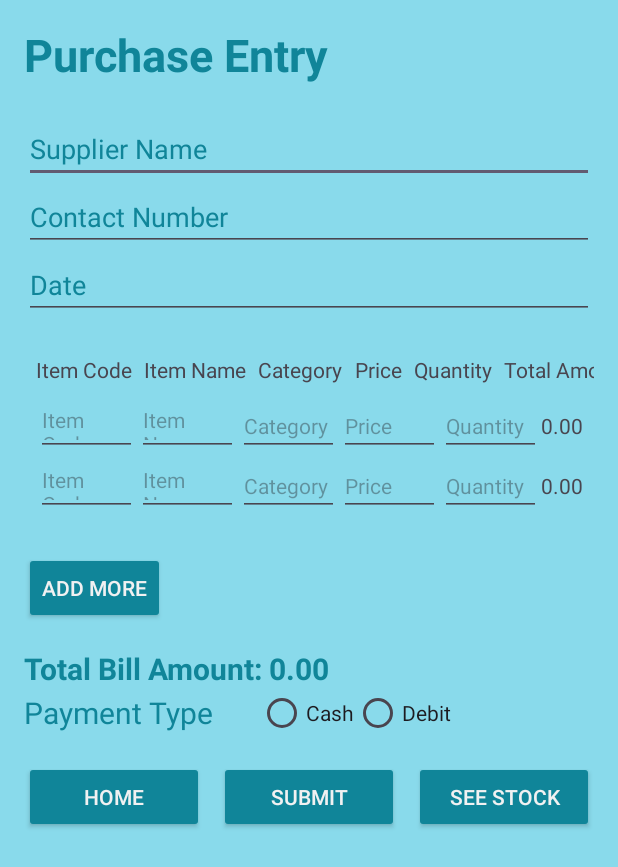
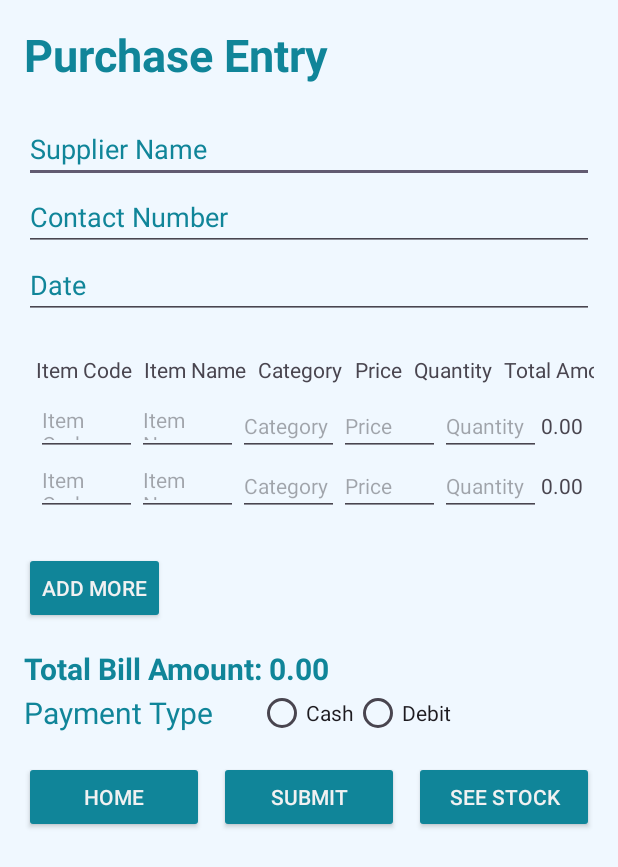
Before and after one commit to druman12/BusinessBuddy, an Android app: the PurchaseEntry screen opened directly, with no data from a screen before it, after a tap on "SUBMIT", on a phone screen of 412 x 824 dp. Shown: the top 867 px of the screen. Run offline under Robolectric (Android 15) with nearby library versions, the phone set to English and light mode, and no system bars; 2 other taps on this screen came first.

Commit message:
little changes.

```diff
--- a/app/src/main/java/com/example/businessbuddy/PurchaseEntry.java
+++ b/app/src/main/java/com/example/businessbuddy/PurchaseEntry.java
@@ -1,12 +1,14 @@
 package com.example.businessbuddy;
 
 import android.app.Activity;
+import android.app.DatePickerDialog;
 import android.content.Intent;
 import android.os.Bundle;
 import android.text.Editable;
 import android.text.TextWatcher;
 import android.view.View;
 import android.widget.Button;
+import android.widget.DatePicker;
 import android.widget.EditText;
 import android.widget.RadioButton;
 import android.widget.RadioGroup;
@@ -16,6 +18,7 @@ import android.widget.TextView;
 
 import java.text.DecimalFormat;
 import java.util.ArrayList;
+import java.util.Calendar;
 import java.util.List;
 import android.text.TextUtils;
 import android.widget.Toast;
@@ -30,7 +33,8 @@ public class PurchaseEntry extends Activity {
     private Button btnSeeStock;
     private TextView textTotalBillAmount;
     private RadioGroup radioGroupPaymentMode;
-    private EditText supplierName, supplierContact,date;
+    private EditText supplierName, supplierContact;
+    private EditText editDate;
 
     private List<TableRow> itemRows = new ArrayList<>();
     private DecimalFormat df = new DecimalFormat("0.00");
@@ -50,7 +54,31 @@ public class PurchaseEntry extends Activity {
 
         supplierName=findViewById(R.id.editSupplierName);
         supplierContact=findViewById(R.id.editContactNumber);
-        date=findViewById(R.id.editDate);
+        editDate = findViewById(R.id.editDate);
+
+        editDate.setOnClickListener(new View.OnClickListener() {
+            @Override
+            public void onClick(View v) {
+                // Get Current Date
+                final Calendar c = Calendar.getInstance();
+                int mYear = c.get(Calendar.YEAR);
+                int mMonth = c.get(Calendar.MONTH);
+                int mDay = c.get(Calendar.DAY_OF_MONTH);
+
+                DatePickerDialog datePickerDialog = new DatePickerDialog(
+                        PurchaseEntry.this,
+                        new DatePickerDialog.OnDateSetListener() {
+
+                            @Override
+                            public void onDateSet(DatePicker view, int year, int monthOfYear, int dayOfMonth) {
+                                // Set date in EditText in the format you want
+                                editDate.setText(year + "-" + (monthOfYear + 1) + "-" + dayOfMonth);
+                            }
+                        },
+                        mYear, mMonth, mDay);
+                datePickerDialog.show();
+            }
+        });
 
         btnAddMore.setOnClickListener(new View.OnClickListener() {
             @Override
@@ -62,8 +90,14 @@ public class PurchaseEntry extends Activity {
         btnSubmit.setOnClickListener(new View.OnClickListener() {
             @Override
             public void onClick(View v) {
-                submitData();
-                Toast.makeText(PurchaseEntry.this, "Parchase Entry done sucessfully", Toast.LENGTH_SHORT).show();
+                               if(supplierName.getText().toString().equals("") || supplierContact.getText().toString().equals("") ){
+                    Toast.makeText(PurchaseEntry.this, "Please fill all fields !!", Toast.LENGTH_SHORT).show();
+                }
+                else{
+                    submitData();
+                    Toast.makeText(PurchaseEntry.this, "Parchase Entry done sucessfully", Toast.LENGTH_SHORT).show();
+
+                }
             }
         });
 
@@ -202,7 +236,7 @@ public class PurchaseEntry extends Activity {
         // Fetch supplier data
         String supplierNameValue = supplierName.getText().toString().trim();
         String supplierContactValue = supplierContact.getText().toString().trim();
-        String paymentDateValue = date.getText().toString().trim();
+        String paymentDateValue = editDate.getText().toString();
 
         // Loop through itemRows to gather data and add to database
         for (TableRow row : itemRows) {
--- a/app/src/main/java/com/example/businessbuddy/StockList.java
+++ b/app/src/main/java/com/example/businessbuddy/StockList.java
@@ -45,6 +45,7 @@ public class StockList extends AppCompatActivity {
             @Override
             public void onClick(View view) {
                 intent=new Intent(StockList.this, PurchaseEntry.class);
+                startActivity(intent);
             }
         });
     }
--- a/app/src/main/res/drawable/ip_shap.xml
+++ b/app/src/main/res/drawable/ip_shap.xml
@@ -1,6 +1,9 @@
 <?xml version="1.0" encoding="utf-8"?>
 <shape xmlns:android="http://schemas.android.com/apk/res/android">
 
-    <solid android:color="@color/lightgray"  android:width="2dp" />
+    <solid android:color="#009EF2FD"  android:width="2dp" />
+    <stroke
+        android:width="2dp"
+        android:color="@color/back_color" />
     <corners android:radius="90dp"/>
 </shape>
--- a/app/src/main/res/layout/activity_parchase_entry.xml
+++ b/app/src/main/res/layout/activity_parchase_entry.xml
@@ -41,9 +41,11 @@
         android:layout_width="match_parent"
         android:layout_height="wrap_content"
         android:hint="@string/parchase_date"
-        android:inputType="date"
         android:textColorHint="@color/back_color"
-        android:textColor="@color/back_color"/>
+        android:textColor="@color/back_color"
+        android:focusable="false"
+        android:clickable="true" />
+
 
     <!-- Horizontal ScrollView for TableLayout -->
     <HorizontalScrollView
--- a/app/src/main/res/layout/activity_sales_entry.xml
+++ b/app/src/main/res/layout/activity_sales_entry.xml
@@ -43,7 +43,7 @@
             android:layout_width="0dp"
             android:layout_height="wrap_content"
             android:layout_weight="1"
-            android:text="Item Code/Name"
+            android:text="Item Code"
             android:textStyle="bold"
             android:gravity="center"/>
 
@@ -139,7 +139,8 @@
                 android:id="@+id/rb_cash"
                 android:layout_width="wrap_content"
                 android:layout_height="wrap_content"
-                android:text="Cash" />
+                android:text="Cash"
+                android:checked="true"/>
 
             <RadioButton
                 android:id="@+id/rb_online"
--- a/app/src/main/res/layout/activity_stock_list.xml
+++ b/app/src/main/res/layout/activity_stock_list.xml
@@ -4,6 +4,7 @@
     android:layout_height="fill_parent"
     android:orientation="vertical"
     android:background="@color/back_support">
+
     <ListView
         android:id="@+id/user_list"
         android:layout_width="fill_parent"
@@ -13,21 +14,22 @@
     <LinearLayout
         android:layout_width="match_parent"
         android:layout_height="wrap_content"
+        android:gravity="center"
         android:orientation="horizontal">
 
         <Button
             android:id="@+id/BackHome"
             android:layout_width="wrap_content"
             android:layout_height="wrap_content"
-            android:layout_weight="1"
             android:text="Home"
+            android:layout_marginEnd="20dp"
+            android:textColor="@color/lightgray"
             android:backgroundTint="@color/back_color"/>
 
         <Button
             android:id="@+id/Add_Items"
             android:layout_width="wrap_content"
             android:layout_height="wrap_content"
-            android:layout_weight="1"
             android:text="Add Items"
             android:textColor="@color/lightgray"
             android:backgroundTint="@color/back_color"/>
--- a/app/src/main/res/layout/activity_welcome_page.xml
+++ b/app/src/main/res/layout/activity_welcome_page.xml
@@ -26,7 +26,7 @@
         android:layout_height="wrap_content"
         android:layout_gravity="center"
         android:text=" Business Buddy "
-        android:textColor="@color/primedark"
+        android:textColor="@color/back_color"
         android:textSize="35dp"
         android:textStyle="bold" />
 
--- a/app/src/main/res/values/colors.xml
+++ b/app/src/main/res/values/colors.xml
@@ -6,5 +6,5 @@
     <color name="primedark">#3262C4</color>
     <color name="my_custom_color">#BDA1E0</color>
     <color name="back_color">#108599</color>
-    <color name="back_support">#89DAEB</color>
+    <color name="back_support">#F0F8FF</color>
 </resources>
```
Also changed, not shown: app/src/main/java/com/example/businessbuddy/SalesEntry.java (+9 -2 lines).
